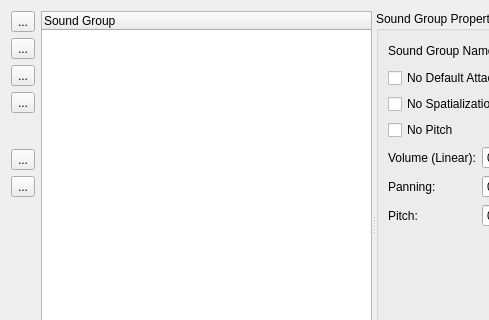
Above: Code/Source/Tools/SoundGroupManagerForm.ui from hydexon/AudioEngineMA before the change; both pictures show x 0 to 489 and y 0 to 320 of the 708 by 448 pixel window. Below: the same form after it.
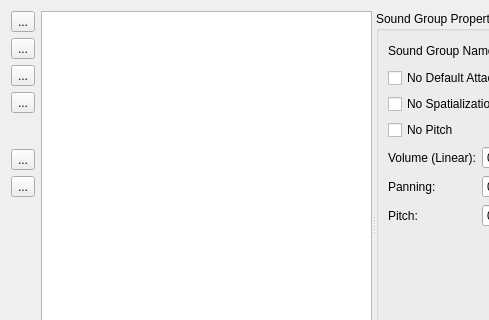
That is the form after the change. Icons and pictures are not drawn.

Commit message: uuh, QSoundGroupItemModel

What changed in the file:
```diff
--- a/Code/Source/Tools/SoundGroupManagerForm.ui
+++ b/Code/Source/Tools/SoundGroupManagerForm.ui
@@ -166,12 +166,10 @@
      <property name="orientation">
       <enum>Qt::Orientation::Horizontal</enum>
      </property>
-     <widget class="QTreeWidget" name="treeWidget">
-      <column>
-       <property name="text">
-        <string>Sound Group</string>
-       </property>
-      </column>
+     <widget class="QTreeView" name="treeView">
+      <property name="dragEnabled">
+       <bool>true</bool>
+      </property>
      </widget>
      <widget class="QGroupBox" name="groupBox">
       <property name="enabled">
```
The commit also changes 5 other files.
